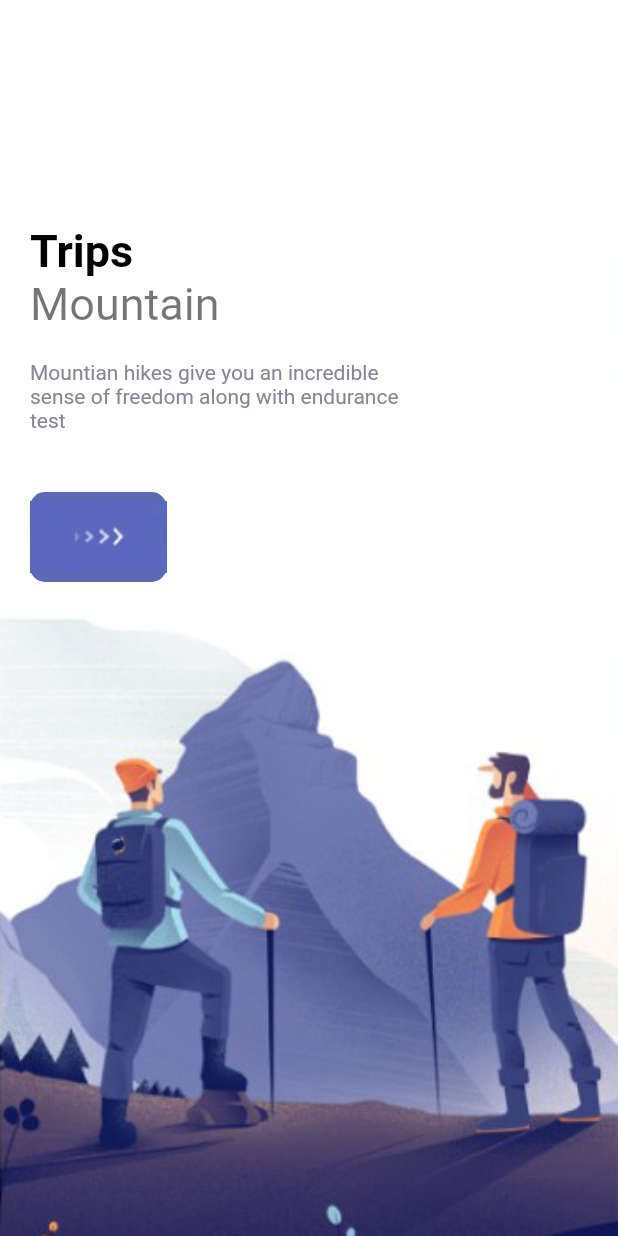
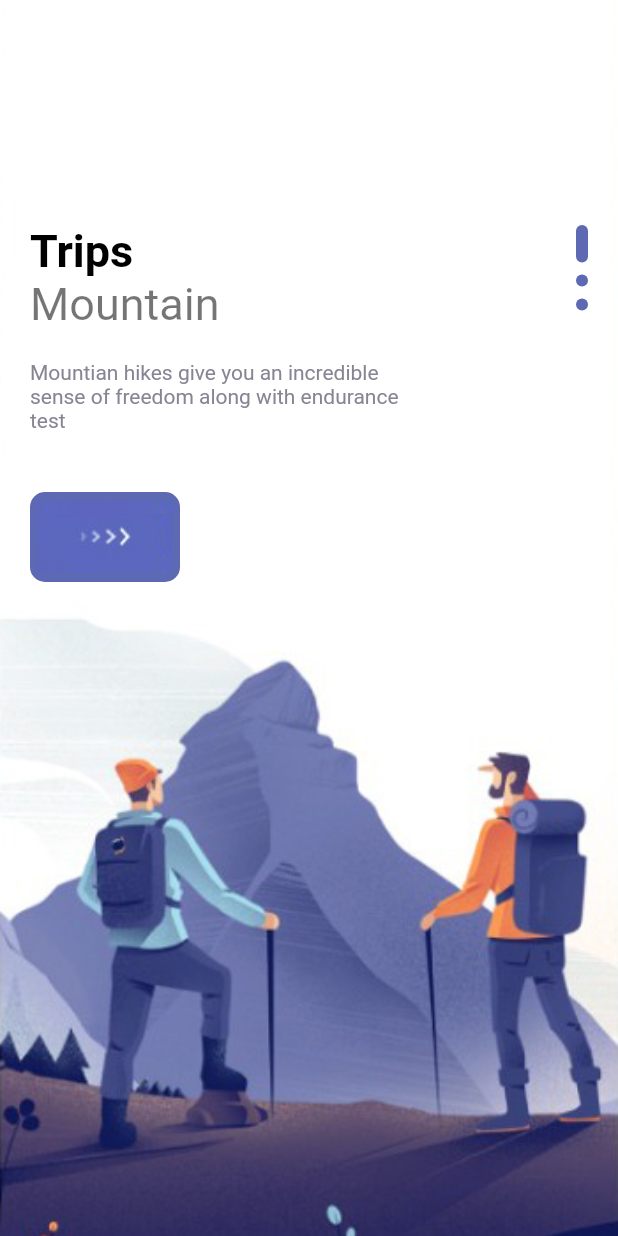
Before and after one commit to mrahman171/travel_app_bd, a Flutter app: the screen it shows after launch, on a phone screen of 412 x 824 dp. Run offline on Flutter 3.47's test engine with Material 2 defaults, Android fonts, the phone set to English and light mode, and no system bars.

Commit message:
side bar add

```diff
--- a/lib/pages/welcome_page.dart
+++ b/lib/pages/welcome_page.dart
@@ -29,7 +29,9 @@ class _WelcomePageState extends State<WelcomePage> {
             ),
             child: Container(
               margin: EdgeInsets.only(top: 150, left: 20, right: 20),
-              child: Row(children: [
+              child: Row(
+                  mainAxisAlignment: MainAxisAlignment.spaceBetween,
+                  children: [
                     Column(
                       crossAxisAlignment: CrossAxisAlignment.start,
                       children: [
@@ -50,9 +52,23 @@ class _WelcomePageState extends State<WelcomePage> {
                         SizedBox(
                           height: 40,
                         ),
-                    ResponsiveButton(),
+                        ResponsiveButton(
+                          width: 100,
+                        ),
                       ],
-                )
+                    ),
+                    Column(
+                      children: List.generate(3, (indexDots) {
+                        return Container(
+                          margin: const EdgeInsets.only(bottom: 8),
+                          width: 8,
+                          height: index == indexDots ? 25 : 8,
+                          decoration: BoxDecoration(
+                              borderRadius: BorderRadius.circular(8),
+                              color: AppColors.mainColor),
+                        );
+                      }),
+                    ),
                   ]),
             ),
           );
--- a/lib/widgets/responsive_button.dart
+++ b/lib/widgets/responsive_button.dart
@@ -14,7 +14,10 @@ class ResponsiveButton extends StatelessWidget {
       height: 60,
       decoration: BoxDecoration(
           borderRadius: BorderRadius.circular(10), color: AppColors.mainColor),
-      child: Row(children: [Image.asset("img/button-one.png")]),
+      child: Row(
+        mainAxisAlignment: MainAxisAlignment.center,
+        children: [Image.asset("img/button-one.png")],
+      ),
     );
   }
 }
```
Lines whose indentation alone changed are shown as unchanged.
